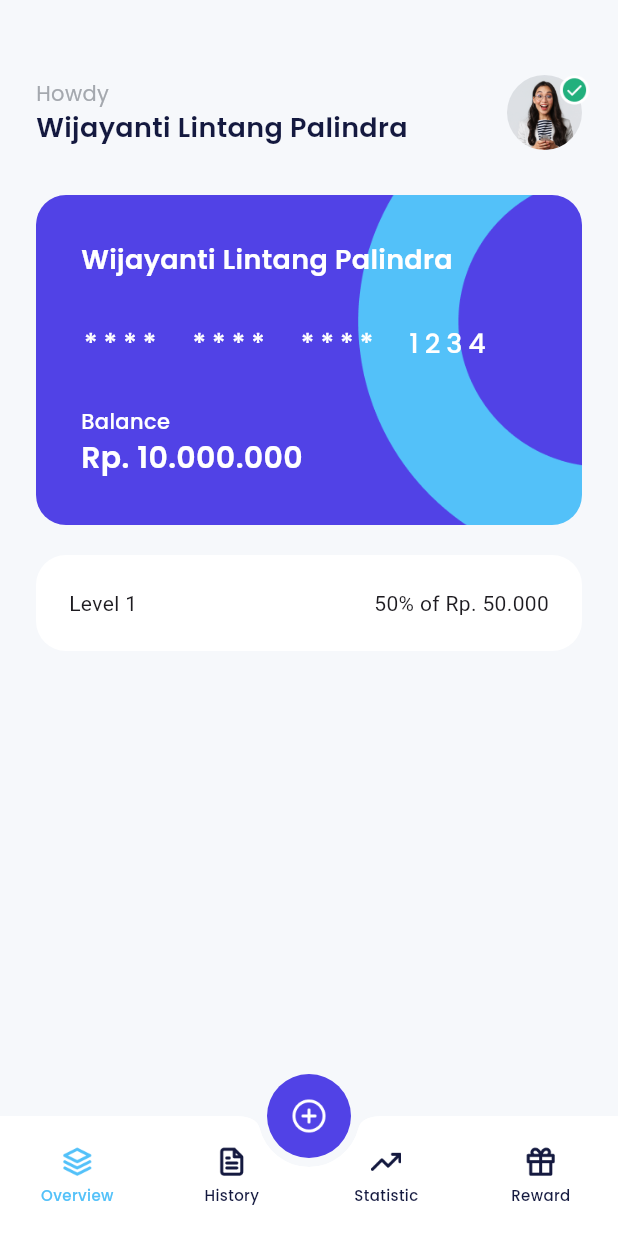
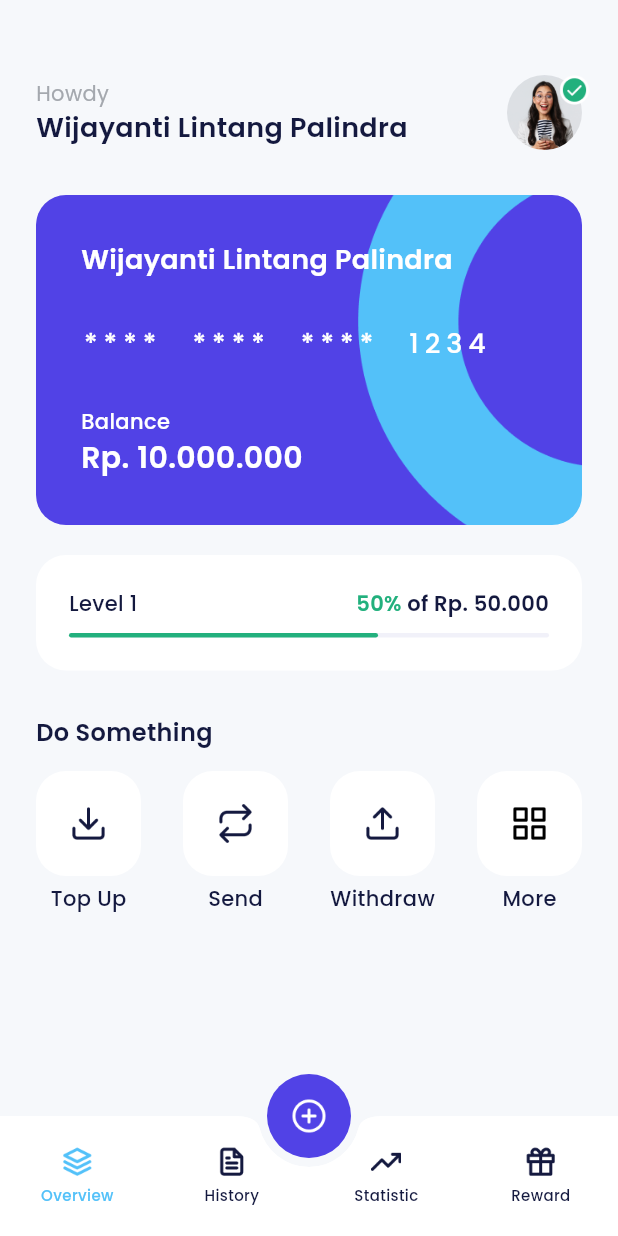
Before and after one commit to Adhri14/bank-sha-flutter, a Flutter app: the HomePage screen opened by its route, on a phone screen of 412 x 824 dp. Run offline on Flutter 3.47's test engine with Material 3 defaults, Android fonts, the phone set to English and light mode, and no system bars; our stand-ins replace carousel_slider, google_fonts.

Commit message:
style: add service and slicing button service widget

```diff
--- a/lib/ui/pages/home_page.dart
+++ b/lib/ui/pages/home_page.dart
@@ -1,5 +1,6 @@
 import 'package:flutter/material.dart';
 import 'package:test_flutter_app/shared/theme.dart';
+import 'package:test_flutter_app/ui/widgets/buttons.dart';
 
 class HomePage extends StatelessWidget {
   const HomePage({super.key});
@@ -77,7 +78,12 @@ class HomePage extends StatelessWidget {
       floatingActionButtonLocation: FloatingActionButtonLocation.centerDocked,
       body: ListView(
         padding: const EdgeInsets.symmetric(horizontal: 24),
-        children: [buildProfile(), buildWalletCard(), buildLevel()],
+        children: [
+          buildProfile(),
+          buildWalletCard(),
+          buildLevel(context),
+          buildService(),
+        ],
       ),
     );
   }
@@ -219,7 +225,8 @@ class HomePage extends StatelessWidget {
     );
   }
 
-  Widget buildLevel() {
+  Widget buildLevel(BuildContext context) {
+    double width = MediaQuery.of(context).size.width * 0.5;
     return Container(
       padding: const EdgeInsets.all(22),
       margin: const EdgeInsets.only(top: 20),
@@ -231,10 +238,82 @@ class HomePage extends StatelessWidget {
         children: [
           Row(
             children: [
-              Text("Level 1"),
+              Text(
+                "Level 1",
+                style: blackTextStyle.copyWith(
+                  fontSize: 14,
+                  fontWeight: medium,
+                ),
+              ),
               const Spacer(),
-              Text("50% "),
-              Text("of Rp. 50.000"),
+              Text(
+                "50% ",
+                style: greenTextStyle.copyWith(
+                  fontSize: 14,
+                  fontWeight: semiBold,
+                ),
+              ),
+              Text(
+                "of Rp. 50.000",
+                style: blackTextStyle.copyWith(
+                  fontSize: 14,
+                  fontWeight: semiBold,
+                ),
+              ),
+            ],
+          ),
+          Container(
+            margin: const EdgeInsets.only(top: 10),
+            width: double.infinity,
+            height: 3,
+            decoration: BoxDecoration(
+              borderRadius: BorderRadius.circular(55),
+              color: lightGreyColor,
+            ),
+            child: Stack(
+              children: [
+                Container(
+                  width: width,
+                  decoration: BoxDecoration(
+                    color: greenColor,
+                    borderRadius: BorderRadius.circular(55),
+                  ),
+                ),
+              ],
+            ),
+          ),
+        ],
+      ),
+    );
+  }
+
+  Widget buildService() {
+    return Container(
+      margin: const EdgeInsets.only(top: 30),
+      child: Column(
+        crossAxisAlignment: CrossAxisAlignment.start,
+        children: [
+          Text(
+            "Do Something",
+            style: blackTextStyle.copyWith(fontSize: 16, fontWeight: semiBold),
+          ),
+          const SizedBox(height: 14),
+          Row(
+            mainAxisAlignment: MainAxisAlignment.spaceBetween,
+            children: [
+              ButtonService(title: 'Top Up'),
+              ButtonService(
+                title: 'Send',
+                image: AssetImage('assets/ic_send.png'),
+              ),
+              ButtonService(
+                title: 'Withdraw',
+                image: AssetImage('assets/ic_withdraw.png'),
+              ),
+              ButtonService(
+                title: 'More',
+                image: AssetImage('assets/ic_more.png'),
+              ),
             ],
           ),
         ],
--- a/lib/ui/widgets/buttons.dart
+++ b/lib/ui/widgets/buttons.dart
@@ -68,3 +68,38 @@ class ButtonLink extends StatelessWidget {
     );
   }
 }
+
+class ButtonService extends StatelessWidget {
+  final String title;
+  final VoidCallback? onTap;
+  final AssetImage? image;
+  const ButtonService({super.key, required this.title, this.onTap, this.image});
+
+  @override
+  Widget build(BuildContext context) {
+    return GestureDetector(
+      onTap: onTap,
+      child: Column(
+        children: [
+          Container(
+            width: 70,
+            height: 70,
+            decoration: BoxDecoration(
+              color: whiteColor,
+              borderRadius: BorderRadius.circular(20),
+              image: DecorationImage(
+                scale: 2.0,
+                image: image ?? AssetImage('assets/ic_topup.png'),
+              ),
+            ),
+            margin: const EdgeInsets.only(bottom: 5),
+          ),
+          Text(
+            title,
+            style: blackTextStyle.copyWith(fontSize: 14, fontWeight: medium),
+          ),
+        ],
+      ),
+    );
+  }
+}
```
